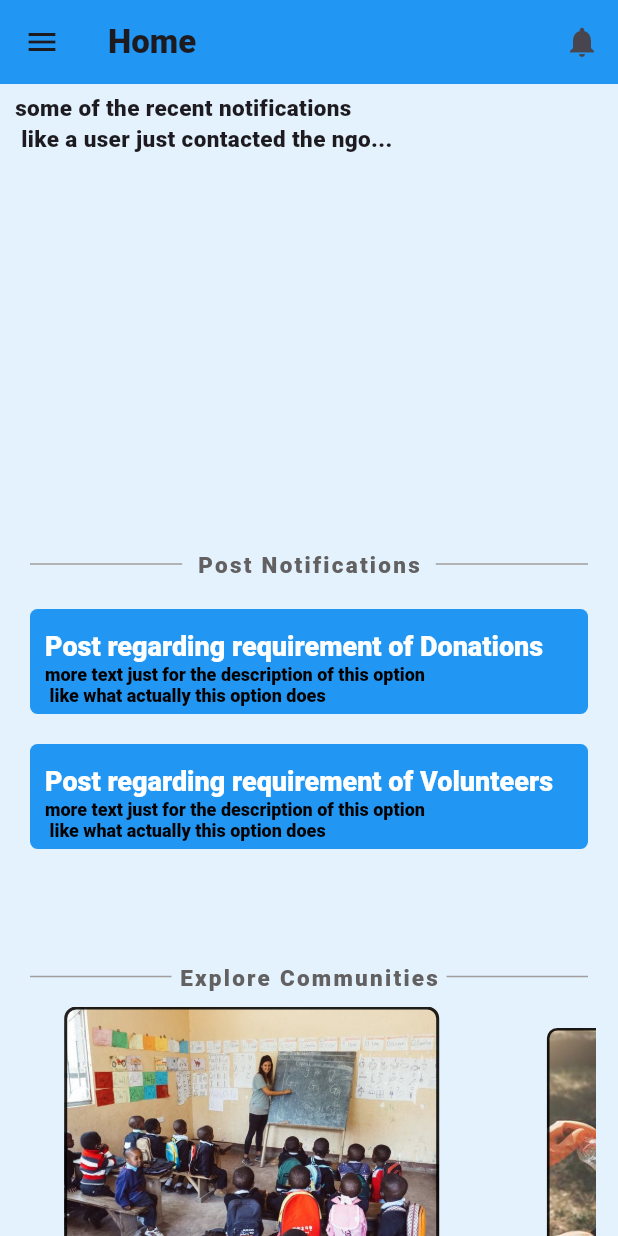
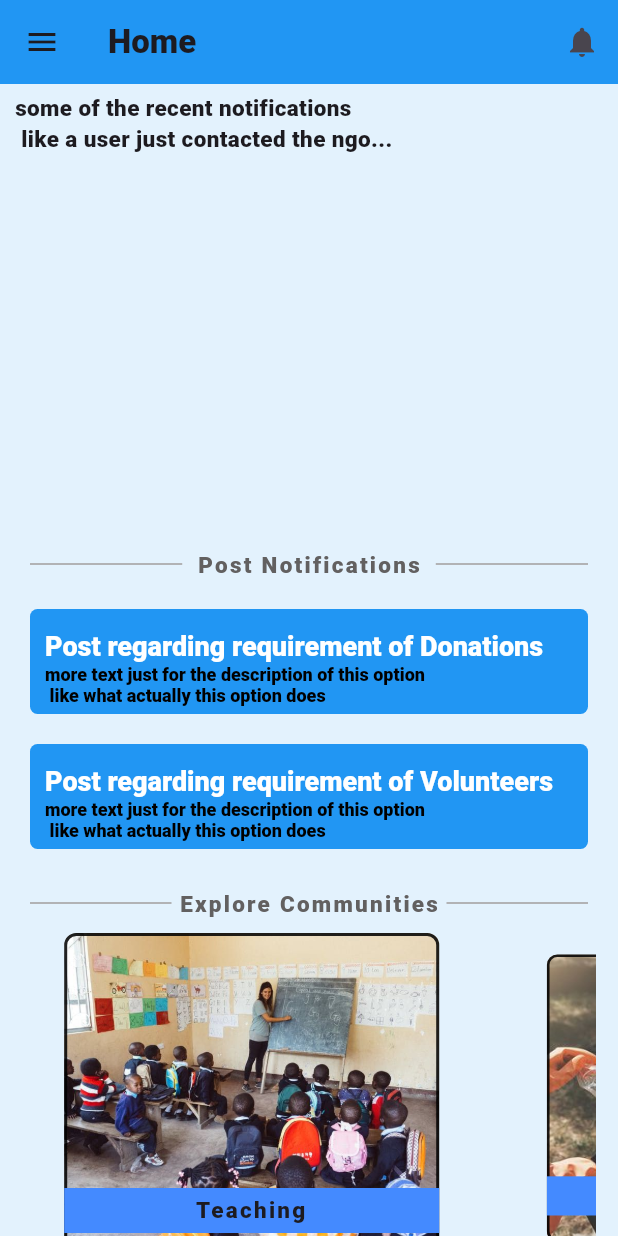
Before and after one commit to Ayush0316/ngo-app, a Flutter app: the NgoHome screen opened directly, on a phone screen of 412 x 824 dp. Run offline on Flutter 3.47's test engine with Material 2 defaults, Android fonts, the phone set to English and light mode, and no system bars; drawn by our look-alikes of carousel_slider; our stand-ins replace cloud_firestore, firebase_auth, firebase_core, firebase_storage, flutter_form_builder, form_builder_validators and 5 more; missing offline and left inert: adaptive_layout, autocomplete_textfield, form_builder_phone_field; accounts and stored records are empty; network calls fail; Roboto replaces fonts that are missing (Roboto-Black).

Commit message:
ngo home changes

```diff
--- a/ngo_app/lib/screens/Account/account.dart
+++ b/ngo_app/lib/screens/Account/account.dart
@@ -27,6 +27,7 @@ class _AccountState extends State<Account> {
   @override
   Widget build(BuildContext context) {
     final data = Provider.of<Data>(context).data;
+    String url = data["Imgurl"] != null ? data["Imgurl"] : " ";
     return GestureDetector(
       onTap: () => FocusScope.of(context).unfocus(),
       child: Scaffold(
--- a/ngo_app/lib/screens/home/Ngo/Ngo_home.dart
+++ b/ngo_app/lib/screens/home/Ngo/Ngo_home.dart
@@ -53,10 +53,10 @@ class _NgoHomeState extends State<NgoHome> {
                       height: 5,
                     ),
                     title_post(),
-                    Container(
-                      child: post_ngo(),
-                      height: 255,
-                    ),
+                    // Container(
+                    post_ngo(),
+                    //   height: 255,
+                    // ),
                     text_community(),
                     SizedBox(
                       height: 5,
```
